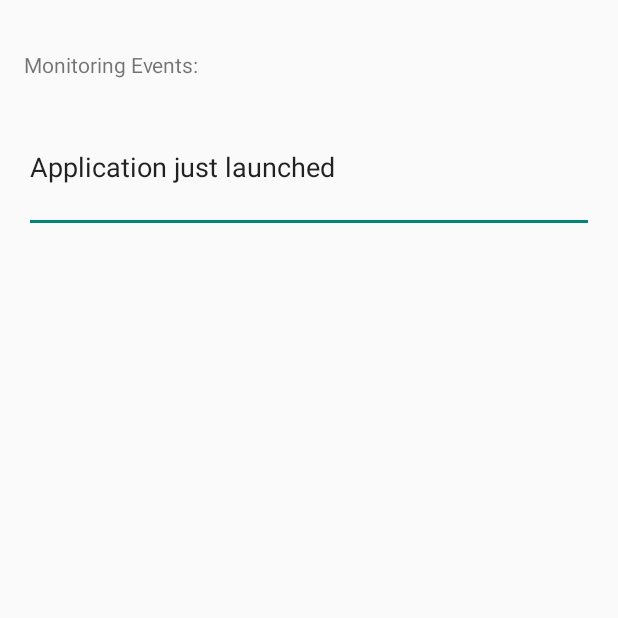
After one commit to omusico/capstone_tap_it, an Android app: the TransmittingActivity screen opened directly, with no data from a screen before it, on a phone screen of 412 x 824 dp, the top half of it. The commit adds this screen. Run offline under Robolectric (Android 15) with nearby library versions, the phone set to English and light mode, and no system bars; libraries missing offline, so code that uses them is left out: org.altbeacon.beacon; 2 statements that could not run were skipped.

Commit message:
Added transmittingActivity

```diff
--- /dev/null
+++ b/BusinessApp/app/src/main/java/tapit/businessapp/TransmittingActivity.java
@@ -0,0 +1,93 @@
+package tapit.businessapp;
+
+import android.app.Activity;
+import android.app.AlertDialog;
+import android.content.DialogInterface;
+import android.content.Intent;
+import android.os.Bundle;
+import android.util.Log;
+import android.view.View;
+import android.widget.EditText;
+
+import org.altbeacon.beacon.BeaconManager;
+
+
+public class TransmittingActivity extends Activity {
+    protected static final String TAG = "MonitoringActivity";
+    private BeaconManager beaconManager;
+
+
+    @Override
+    protected void onCreate(Bundle savedInstanceState) {
+        Log.d(TAG, "onCreate");
+        super.onCreate(savedInstanceState);
+        setContentView(R.layout.activity_transmitting);
+        verifyBluetooth();
+        logToDisplay("Application just launched" );
+    }
+
+    public void onRangingClicked(View view) {
+        Intent myIntent = new Intent(this, RangingActivity.class);
+        this.startActivity(myIntent);
+    }
+
+    @Override
+    public void onResume() {
+        super.onResume();
+        ((BeaconReferenceApplication) this.getApplicationContext()).setMonitoringActivity(this);
+    }
+
+    @Override
+    public void onPause() {
+        super.onPause();
+        ((BeaconReferenceApplication) this.getApplicationContext()).setMonitoringActivity(null);
+    }
+
+    private void verifyBluetooth() {
+
+        try {
+            if (!BeaconManager.getInstanceForApplication(this).checkAvailability()) {
+                final AlertDialog.Builder builder = new AlertDialog.Builder(this);
+                builder.setTitle("Bluetooth not enabled");
+                builder.setMessage("Please enable bluetooth in settings and restart this application.");
+                builder.setPositiveButton(android.R.string.ok, null);
+                builder.setOnDismissListener(new DialogInterface.OnDismissListener() {
+                    @Override
+                    public void onDismiss(DialogInterface dialog) {
+                        finish();
+                        System.exit(0);
+                    }
+                });
+                builder.show();
+            }
+        }
+        catch (RuntimeException e) {
+            final AlertDialog.Builder builder = new AlertDialog.Builder(this);
+            builder.setTitle("Bluetooth LE not available");
+            builder.setMessage("Sorry, this device does not support Bluetooth LE.");
+            builder.setPositiveButton(android.R.string.ok, null);
+            builder.setOnDismissListener(new DialogInterface.OnDismissListener() {
+
+                @Override
+                public void onDismiss(DialogInterface dialog) {
+                    finish();
+                    System.exit(0);
+                }
+
+            });
+            builder.show();
+
+        }
+
+    }
+
+    public void logToDisplay(final String line) {
+        runOnUiThread(new Runnable() {
+            public void run() {
+                EditText editText = (EditText)TransmittingActivity.this
+                        .findViewById(R.id.monitoringText);
+                editText.append(line+"\n");
+            }
+        });
+    }
+}
--- /dev/null
+++ b/BusinessApp/app/src/main/res/layout/activity_transmitting.xml
@@ -0,0 +1,31 @@
+<RelativeLayout xmlns:android="http://schemas.android.com/apk/res/android"
+    xmlns:tools="http://schemas.android.com/tools" android:layout_width="match_parent"
+    android:layout_height="match_parent" android:paddingLeft="@dimen/activity_horizontal_margin"
+    android:paddingRight="@dimen/activity_horizontal_margin"
+    android:paddingTop="@dimen/activity_vertical_margin"
+    android:paddingBottom="@dimen/activity_vertical_margin"
+    tools:context="tapit.businessapp.TransmittingActivity">
+
+    <TextView
+        android:id="@+id/textView1"
+        android:layout_width="wrap_content"
+        android:layout_height="wrap_content"
+        android:layout_alignParentLeft="true"
+        android:layout_alignParentTop="true"
+        android:layout_marginTop="17dp"
+        android:text="Monitoring Events:" />
+
+    <EditText
+        android:id="@+id/monitoringText"
+        android:layout_width="match_parent"
+        android:layout_height="wrap_content"
+        android:layout_alignParentLeft="true"
+        android:layout_below="@+id/textView1"
+        android:layout_marginTop="36dp"
+        android:ems="10"
+        android:gravity="left|top"
+        android:inputType="textMultiLine" >
+        <requestFocus />
+    </EditText>
+
+</RelativeLayout>
--- a/BusinessApp/app/src/main/res/values/strings.xml
+++ b/BusinessApp/app/src/main/res/values/strings.xml
@@ -5,5 +5,7 @@
     <string name="hello_world">Hello world!</string>
     <string name="action_settings">Settings</string>
     <string name="title_activity_ranging">RangingActivity</string>
+    <string name="title_activity_transmitting">TransmittingActivity</string>
+    <string name="title_activity_activity_transmitting">ActivityTransmitting</string>
 
 </resources>
```
Also changed, not shown: BusinessApp/app/src/main/AndroidManifest.xml (+27 -10 lines), BusinessApp/app/src/main/java/tapit/businessapp/BeaconReferenceApplication.java (added, +132 -0 lines), BusinessApp/app/src/main/java/tapit/businessapp/MainActivity.java (+22 -1 lines), BusinessApp/app/src/main/res/layout/activity_main.xml (+22 -2 lines).
